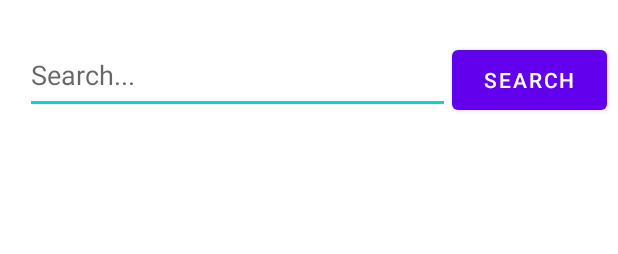
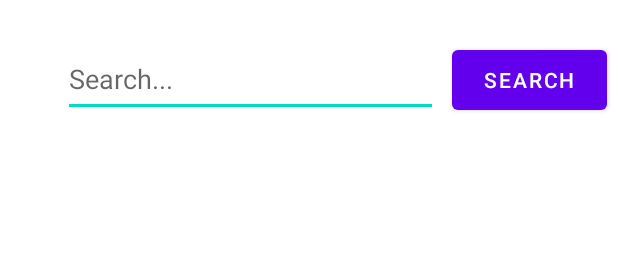
Before and after one commit to CSE-110-Spring-2022/zooseeker-cse-110-team-49, an Android app: the layout activity_main.xml on its own in the app's theme, with its tools: preview values and no code run, on a phone screen of 412 x 824 dp. Shown: the top 254 px of the screen. Run offline under Robolectric (Android 15) with nearby library versions, the phone set to English and light mode, and no system bars.

Commit message:
UI-changed 01

```diff
--- a/app/src/main/res/layout/activity_exhibit_list_view.xml
+++ b/app/src/main/res/layout/activity_exhibit_list_view.xml
@@ -33,10 +33,9 @@
         android:layout_height="40dp"
         android:layout_marginStart="15dp"
         android:layout_marginTop="12dp"
-        android:backgroundTint="#72D1DD"
         android:onClick="onGoBackClicked"
         android:text="Back"
-        android:textColor="#6A4611"
+        android:textColor="#FFFFFF"
         android:textSize="10sp"
         app:layout_constraintStart_toStartOf="parent"
         app:layout_constraintTop_toTopOf="parent" />
--- a/app/src/main/res/layout/activity_main.xml
+++ b/app/src/main/res/layout/activity_main.xml
@@ -9,10 +9,10 @@
 
     <EditText
         android:id="@+id/searchInput"
-        android:layout_width="283dp"
-        android:layout_height="52dp"
-        android:layout_marginTop="24dp"
-        android:layout_marginEnd="112dp"
+        android:layout_width="250dp"
+        android:layout_height="50dp"
+        android:layout_marginTop="28dp"
+        android:layout_marginEnd="120dp"
         android:hint="Search..."
         android:inputType="text"
         android:maxLines="1"
```
